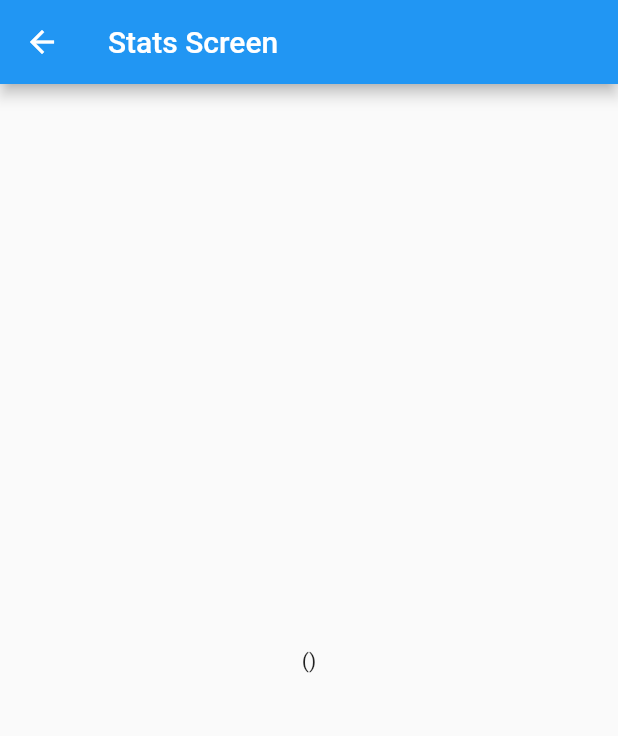
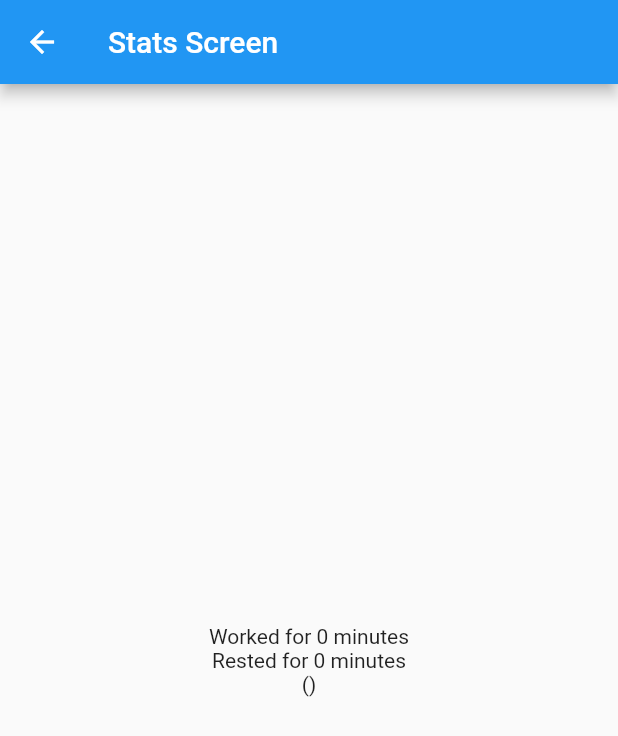
Before and after one commit to aleks-tpom6oh/cododoro, a Flutter app: the screen it shows after launch, after a tap on "See stats", on a phone screen of 412 x 824 dp. Shown: the top 736 px of the screen. Run offline on Flutter 3.47's test engine with Material 2 defaults, Android fonts, the light colour scheme and no system bars; our stand-ins replace shared_preferences.

Commit message:
Improve stats screen

```diff
--- a/lib/models/TimerModel.dart
+++ b/lib/models/TimerModel.dart
@@ -19,6 +19,20 @@ class TimerModel with ChangeNotifier {
     return _isPaused;
   }
 
+  bool get isWorking {
+    return _state == TimerStates.sessionWorking ||
+        _state == TimerStates.sessionWorkingOvertime;
+  }
+
+  bool get isResing {
+    return _state == TimerStates.sessionResting ||
+        _state == TimerStates.sessionRestingOvertime;
+  }
+
+  bool get isChilling {
+    return _state == TimerStates.noSession;
+  }
+
   bool isRunning() {
     return !isPaused && state != TimerStates.noSession;
   }
--- a/lib/views/Controlls.dart
+++ b/lib/views/Controlls.dart
@@ -70,10 +70,12 @@ class _FloatingActionButtonsState extends State<FloatingActionButtons>
   Widget build(BuildContext context) {
     return SizedBox.expand(
       child: Stack(
-        alignment: Alignment.bottomRight,
-        clipBehavior: Clip.none,
-        children: [_buildTapToOpenFab(), ..._buildExpandingActionButtons()],
-      ),
+          alignment: Alignment.bottomRight,
+          clipBehavior: Clip.none,
+          children: _buildExpandingActionButtons() +
+              [
+                _buildTapToOpenFab(),
+              ]),
     );
   }
 
@@ -114,6 +116,7 @@ class _FloatingActionButtonsState extends State<FloatingActionButtons>
             curve: const Interval(0.25, 1.0, curve: Curves.easeInOut),
             duration: const Duration(milliseconds: 250),
             child: FloatingActionButton(
+              heroTag: "collapse-fab",
               onPressed: _toggle,
               child: widget.collapsedIcon,
             )));
@@ -132,6 +135,7 @@ class _FloatingActionButtonsState extends State<FloatingActionButtons>
           curve: const Interval(0.25, 1.0, curve: Curves.easeInOut),
           duration: const Duration(milliseconds: 250),
           child: FloatingActionButton(
+            heroTag: "expand-fab",
             onPressed: _toggle,
             child: widget.expendIcon,
           ),
--- a/lib/views/StatsScreen.dart
+++ b/lib/views/StatsScreen.dart
@@ -1,5 +1,22 @@
 import 'package:flutter/material.dart';
 import 'package:programadoro/storage/HistoryRepository.dart';
+
+extension Summer on Iterable<int> {
+  int sum() {
+    return (this.isEmpty)
+        ? 0
+        : this.reduce(
+            (value, workIntervalDuration) => value + workIntervalDuration);
+  }
+}
+
+int calculateTimeForIntervalType(
+    Iterable<PomodoroInterval>? intervals, IntervalType intervalType) {
+  return (intervals ?? [])
+      .where((interval) => interval.type == intervalType)
+      .map((interval) => interval.duration.inMinutes)
+      .sum();
+}
 
 class StatsScreen extends StatelessWidget {
   const StatsScreen({Key? key}) : super(key: key);
@@ -18,7 +35,18 @@ class StatsScreen extends StatelessWidget {
               builder: (BuildContext context,
                   AsyncSnapshot<Iterable<PomodoroInterval>> snapshot) {
                 if (snapshot.hasData) {
-                  return Text("${snapshot.data?.map((e) => {e.toJson()})}");
+                  final workMinutes = calculateTimeForIntervalType(
+                      snapshot.data, IntervalType.work);
+                  final restMinutes = calculateTimeForIntervalType(
+                      snapshot.data, IntervalType.rest);
+                  return Column(
+                    mainAxisAlignment: MainAxisAlignment.center,
+                    children: <Widget>[
+                      Text("Worked for $workMinutes minutes"),
+                      Text("Rested for $restMinutes minutes"),
+                      Text("${snapshot.data?.map((e) => {e.toJson()})}")
+                    ],
+                  );
                 }
                 return ElevatedButton(
                   onPressed: () {
--- a/lib/views/TimerScreen.dart
+++ b/lib/views/TimerScreen.dart
@@ -55,6 +55,7 @@ class _TimerScreenState extends State<TimerScreen> {
 
   Widget proceedStageFab() {
     return FloatingActionButton(
+      heroTag: "proceed-fab",
       onPressed: () {
         var timerModel = context.read<TimerModel>();
         var elapsedTimeModel = context.read<ElapsedTimeModel>();
@@ -68,12 +69,12 @@ class _TimerScreenState extends State<TimerScreen> {
   Widget pauseResumeFab() {
     var watchTimerModel = context.read<TimerModel>();
     return FloatingActionButton(
+      heroTag: "pause-resume-fab",
       onPressed: () {
         watchTimerModel.pauseResume();
       },
-      child: watchTimerModel.isPaused
-          ? Icon(Icons.play_arrow)
-          : Icon(Icons.pause),
+      child:
+          watchTimerModel.isPaused ? Icon(Icons.play_arrow) : Icon(Icons.pause),
       backgroundColor: Colors.pink,
     );
   }
@@ -118,7 +119,6 @@ class _TimerScreenState extends State<TimerScreen> {
               var elapsedTimeModel = context.read<ElapsedTimeModel>();
               stopSession(elapsedTimeModel, timerModel);
             },
-            children: [proceedStageFab(), pauseResumeFab()])
-        );
+            children: [proceedStageFab(), pauseResumeFab()]));
   }
 }
--- a/lib/views/TimerScreenLogic.dart
+++ b/lib/views/TimerScreenLogic.dart
@@ -26,6 +26,9 @@ void startSession(ElapsedTimeModel elapsedTimeModel, TimerModel timerModel) {
 }
 
 void stopSession(ElapsedTimeModel elapsedTimeModel, TimerModel timerModel) {
+   saveSession(DateTime.now(), timerModel.isWorking ? IntervalType.work : IntervalType.rest,
+            Duration(seconds: elapsedTimeModel.elapsedTime));
+
     timerModel.state = TimerStates.noSession;
     elapsedTimeModel.elapsedTime = 0;
 }
```
